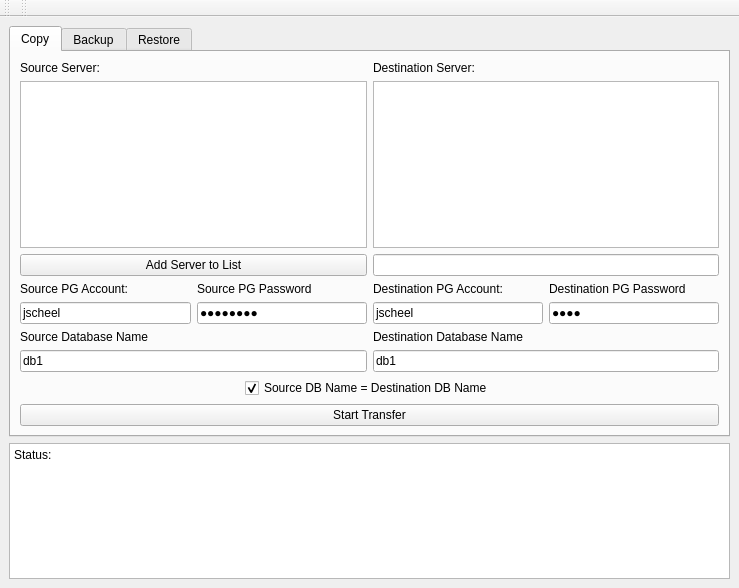
Qt form mainwindow.ui (SandvichVonNom/PGDBTool) before a commit.
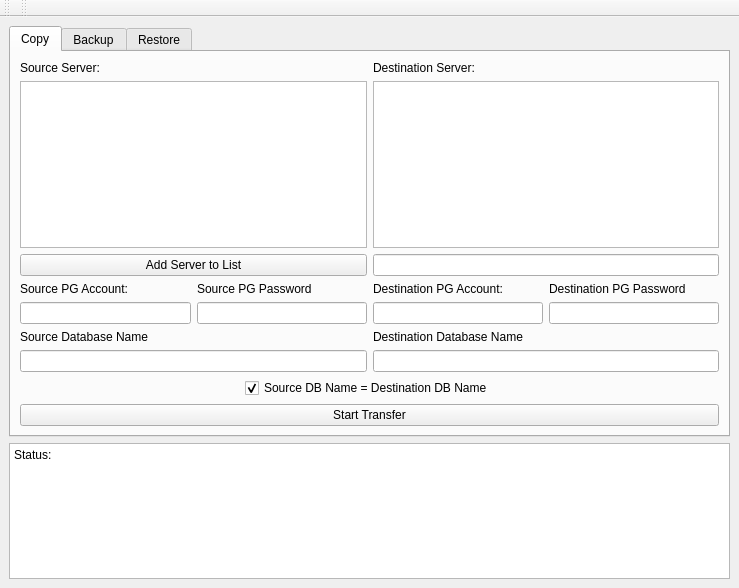
The same form after that commit.

Commit message: Cleaning UI tab order

What changed in the file:
```diff
--- a/mainwindow.ui
+++ b/mainwindow.ui
@@ -83,7 +83,7 @@
                   <item>
                    <widget class="QLineEdit" name="Copy_Line_SrcAcc">
                     <property name="text">
-                     <string>jscheel</string>
+                     <string/>
                     </property>
                    </widget>
                   </item>
@@ -104,7 +104,7 @@
                      <set>Qt::ImhHiddenText|Qt::ImhNoAutoUppercase|Qt::ImhNoPredictiveText</set>
                     </property>
                     <property name="text">
-                     <string>animal79</string>
+                     <string/>
                     </property>
                     <property name="echoMode">
                      <enum>QLineEdit::Password</enum>
@@ -150,7 +150,7 @@
                   <item>
                    <widget class="QLineEdit" name="Copy_Line_DestAcc">
                     <property name="text">
-                     <string>jscheel</string>
+                     <string/>
                     </property>
                    </widget>
                   </item>
@@ -168,7 +168,7 @@
                   <item>
                    <widget class="QLineEdit" name="Copy_Line_DestPass">
                     <property name="text">
-                     <string>1234</string>
+                     <string/>
                     </property>
                     <property name="echoMode">
                      <enum>QLineEdit::Password</enum>
@@ -199,7 +199,7 @@
                 <item>
                  <widget class="QLineEdit" name="Copy_Line_SrcDB">
                   <property name="text">
-                   <string>db1</string>
+                   <string/>
                   </property>
                  </widget>
                 </item>
@@ -217,7 +217,7 @@
                 <item>
                  <widget class="QLineEdit" name="Copy_Line_DestDB">
                   <property name="text">
-                   <string>db1</string>
+                   <string/>
                   </property>
                  </widget>
                 </item>
```
Left out of the diff: 46 changed lines with no effect on the pictures. The commit also changes 4 other files.
